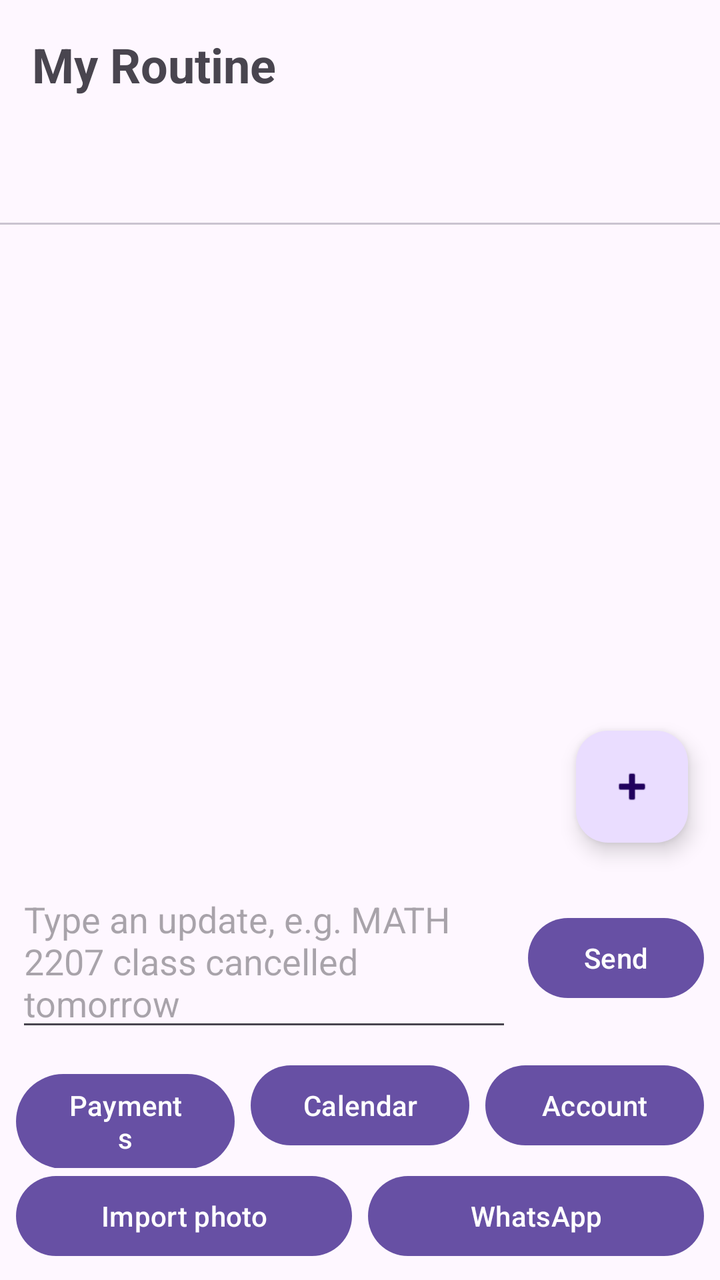
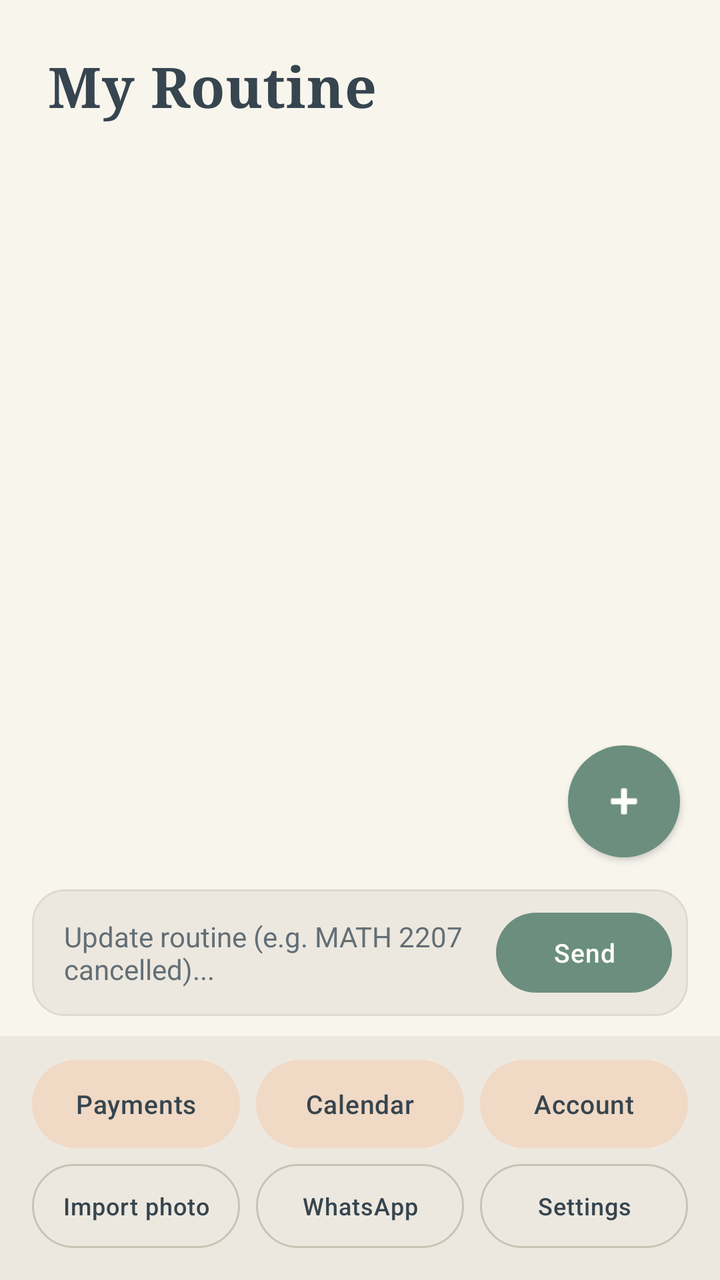

Compare the two renders of this Android layout. The source of the first and the diff that turns it into the second are given below.
<!-- AndroidManifest.xml: application theme Theme.Fluxora -->
<!-- res/layout/activity_main.xml -->
<?xml version="1.0" encoding="utf-8"?>
<androidx.constraintlayout.widget.ConstraintLayout
    xmlns:android="http://schemas.android.com/apk/res/android"
    xmlns:app="http://schemas.android.com/apk/res-auto"
    android:id="@+id/main"
    android:layout_width="match_parent"
    android:layout_height="match_parent">

    <TextView
        android:id="@+id/tvHeader"
        android:layout_width="0dp"
        android:layout_height="wrap_content"
        android:padding="16dp"
        android:text="My Routine"
        android:textSize="24sp"
        android:textStyle="bold"
        app:layout_constraintTop_toTopOf="parent"
        app:layout_constraintStart_toStartOf="parent"
        app:layout_constraintEnd_toEndOf="parent" />

    <com.google.android.material.tabs.TabLayout
        android:id="@+id/tabDays"
        android:layout_width="0dp"
        android:layout_height="wrap_content"
        app:tabMode="scrollable"
        app:layout_constraintTop_toBottomOf="@id/tvHeader"
        app:layout_constraintStart_toStartOf="parent"
        app:layout_constraintEnd_toEndOf="parent" />

    <androidx.recyclerview.widget.RecyclerView
        android:id="@+id/rvEvents"
        android:layout_width="0dp"
        android:layout_height="0dp"
        android:clipToPadding="false"
        android:padding="8dp"
        app:layout_constraintTop_toBottomOf="@id/tabDays"
        app:layout_constraintBottom_toTopOf="@id/chatBar"
        app:layout_constraintStart_toStartOf="parent"
        app:layout_constraintEnd_toEndOf="parent" />

    <TextView
        android:id="@+id/tvEmpty"
        android:layout_width="wrap_content"
        android:layout_height="wrap_content"
        android:text="No classes on this day"
        android:visibility="gone"
        app:layout_constraintTop_toTopOf="@id/rvEvents"
        app:layout_constraintBottom_toBottomOf="@id/rvEvents"
        app:layout_constraintStart_toStartOf="@id/rvEvents"
        app:layout_constraintEnd_toEndOf="@id/rvEvents" />

    <LinearLayout
        android:id="@+id/chatBar"
        android:layout_width="0dp"
        android:layout_height="wrap_content"
        android:gravity="center_vertical"
        android:orientation="horizontal"
        android:paddingStart="8dp"
        android:paddingEnd="8dp"
        app:layout_constraintBottom_toTopOf="@id/bottomBar"
        app:layout_constraintStart_toStartOf="parent"
        app:layout_constraintEnd_toEndOf="parent">

        <EditText
            android:id="@+id/etChat"
            android:layout_width="0dp"
            android:layout_height="wrap_content"
            android:layout_weight="1"
            android:hint="Type an update, e.g. MATH 2207 class cancelled tomorrow"
            android:inputType="textCapSentences|textMultiLine"
            android:maxLines="3" />

        <Button
            android:id="@+id/btnSend"
            android:layout_width="wrap_content"
            android:layout_height="wrap_content"
            android:layout_marginStart="8dp"
            android:text="Send" />
    </LinearLayout>

    <LinearLayout
        android:id="@+id/bottomBar"
        android:layout_width="0dp"
        android:layout_height="wrap_content"
        android:orientation="vertical"
        android:padding="8dp"
        app:layout_constraintBottom_toBottomOf="parent"
        app:layout_constraintStart_toStartOf="parent"
        app:layout_constraintEnd_toEndOf="parent">

        <LinearLayout
            android:layout_width="match_parent"
            android:layout_height="wrap_content"
            android:orientation="horizontal">

            <Button
                android:id="@+id/btnPayments"
                android:layout_width="0dp"
                android:layout_height="wrap_content"
                android:layout_weight="1"
                android:text="Payments" />

            <Button
                android:id="@+id/btnAttendance"
                android:layout_width="0dp"
                android:layout_height="wrap_content"
                android:layout_marginStart="8dp"
                android:layout_weight="1"
                android:text="Calendar" />
            <Button
                android:id="@+id/btnAccount"
                android:layout_width="0dp"
                android:layout_height="wrap_content"
                android:layout_marginStart="8dp"
                android:layout_weight="1"
                android:text="Account" />
        </LinearLayout>

        <LinearLayout
            android:layout_width="match_parent"
            android:layout_height="wrap_content"
            android:orientation="horizontal">

            <Button
                android:id="@+id/btnImport"
                android:layout_width="0dp"
                android:layout_height="wrap_content"
                android:layout_weight="1"
                android:text="Import photo" />

            <Button
                android:id="@+id/btnWhatsApp"
                android:layout_width="0dp"
                android:layout_height="wrap_content"
                android:layout_marginStart="8dp"
                android:layout_weight="1"
                android:text="WhatsApp" />
        </LinearLayout>
    </LinearLayout>

    <com.google.android.material.floatingactionbutton.FloatingActionButton
        android:id="@+id/fabAdd"
        android:layout_width="wrap_content"
        android:layout_height="wrap_content"
        android:layout_margin="16dp"
        android:src="@android:drawable/ic_input_add"
        app:layout_constraintBottom_toTopOf="@id/chatBar"
        app:layout_constraintEnd_toEndOf="parent" />
</androidx.constraintlayout.widget.ConstraintLayout>
<!-- resources referenced by this layout -->
<resources>
  <style name="Base.Theme.Fluxora" parent="Theme.Material3.DayNight.NoActionBar">
          
          
      </style>
  <!-- unchanged entries left out for length: 1 -->
</resources>

<!-- the commit's change to res/layout/activity_main.xml (unified diff, before → after) -->
@@ -4,90 +4,144 @@
     xmlns:app="http://schemas.android.com/apk/res-auto"
     android:id="@+id/main"
     android:layout_width="match_parent"
-    android:layout_height="match_parent">
-
+    android:layout_height="match_parent"
+    android:background="?android:attr/colorBackground"
+    android:fitsSystemWindows="true">
+
+    
     <TextView
         android:id="@+id/tvHeader"
         android:layout_width="0dp"
         android:layout_height="wrap_content"
-        android:padding="16dp"
+        android:fontFamily="serif"
+        android:letterSpacing="0.01"
+        android:paddingStart="24dp"
+        android:paddingTop="24dp"
+        android:paddingEnd="24dp"
+        android:paddingBottom="12dp"
         android:text="My Routine"
-        android:textSize="24sp"
+        android:textColor="?attr/colorOnBackground"
+        android:textSize="28sp"
         android:textStyle="bold"
-        app:layout_constraintTop_toTopOf="parent"
+        app:layout_constraintEnd_toEndOf="parent"
         app:layout_constraintStart_toStartOf="parent"
-        app:layout_constraintEnd_toEndOf="parent" />
-
+        app:layout_constraintTop_toTopOf="parent" />
+
+    
     <com.google.android.material.tabs.TabLayout
         android:id="@+id/tabDays"
         android:layout_width="0dp"
         android:layout_height="wrap_content"
+        android:layout_marginStart="12dp"
+        android:layout_marginEnd="12dp"
+        android:background="@android:color/transparent"
+        app:layout_constraintEnd_toEndOf="parent"
+        app:layout_constraintStart_toStartOf="parent"
+        app:layout_constraintTop_toBottomOf="@id/tvHeader"
+        app:tabGravity="start"
+        app:tabIndicatorAnimationMode="elastic"
+        app:tabIndicatorColor="?attr/colorPrimary"
+        app:tabIndicatorFullWidth="false"
+        app:tabIndicatorHeight="3dp"
         app:tabMode="scrollable"
-        app:layout_constraintTop_toBottomOf="@id/tvHeader"
-        app:layout_constraintStart_toStartOf="parent"
-        app:layout_constraintEnd_toEndOf="parent" />
-
+        app:tabRippleColor="@android:color/transparent"
+        app:tabSelectedTextColor="?attr/colorPrimary"
+        app:tabTextColor="?attr/colorOnSurfaceVariant" />
+
+    
     <androidx.recyclerview.widget.RecyclerView
         android:id="@+id/rvEvents"
         android:layout_width="0dp"
         android:layout_height="0dp"
         android:clipToPadding="false"
-        android:padding="8dp"
-        app:layout_constraintTop_toBottomOf="@id/tabDays"
+        android:paddingStart="16dp"
+        android:paddingTop="12dp"
+        android:paddingEnd="16dp"
+        android:paddingBottom="88dp"
         app:layout_constraintBottom_toTopOf="@id/chatBar"
+        app:layout_constraintEnd_toEndOf="parent"
         app:layout_constraintStart_toStartOf="parent"
-        app:layout_constraintEnd_toEndOf="parent" />
-
+        app:layout_constraintTop_toBottomOf="@id/tabDays" />
+
+    
     <TextView
         android:id="@+id/tvEmpty"
         android:layout_width="wrap_content"
         android:layout_height="wrap_content"
+        android:fontFamily="serif"
+        android:letterSpacing="0.02"
         android:text="No classes on this day"
+        android:textColor="?attr/colorOnSurfaceVariant"
+        android:textSize="16sp"
         android:visibility="gone"
-        app:layout_constraintTop_toTopOf="@id/rvEvents"
         app:layout_constraintBottom_toBottomOf="@id/rvEvents"
+        app:layout_constraintEnd_toEndOf="@id/rvEvents"
         app:layout_constraintStart_toStartOf="@id/rvEvents"
-        app:layout_constraintEnd_toEndOf="@id/rvEvents" />
-
+        app:layout_constraintTop_toTopOf="@id/rvEvents" />
+
+    
     <LinearLayout
         android:id="@+id/chatBar"
         android:layout_width="0dp"
         android:layout_height="wrap_content"
+        android:layout_marginStart="16dp"
+        android:layout_marginEnd="16dp"
+        android:layout_marginBottom="10dp"
+        android:background="@drawable/bg_soft_input"
         android:gravity="center_vertical"
         android:orientation="horizontal"
-        android:paddingStart="8dp"
+        android:paddingStart="16dp"
+        android:paddingTop="6dp"
         android:paddingEnd="8dp"
+        android:paddingBottom="6dp"
         app:layout_constraintBottom_toTopOf="@id/bottomBar"
-        app:layout_constraintStart_toStartOf="parent"
-        app:layout_constraintEnd_toEndOf="parent">
+        app:layout_constraintEnd_toEndOf="parent"
+        app:layout_constraintStart_toStartOf="parent">
 
         <EditText
             android:id="@+id/etChat"
             android:layout_width="0dp"
             android:layout_height="wrap_content"
             android:layout_weight="1"
-            android:hint="Type an update, e.g. MATH 2207 class cancelled tomorrow"
+            android:background="@null"
+            android:hint="Update routine (e.g. MATH 2207 cancelled)..."
             android:inputType="textCapSentences|textMultiLine"
-            android:maxLines="3" />
+            android:maxLines="3"
+            android:paddingTop="8dp"
+            android:paddingBottom="8dp"
+            android:textColor="?attr/colorOnSurface"
+            android:textColorHint="?attr/colorOnSurfaceVariant"
+            android:textSize="14sp" />
 
         <Button
             android:id="@+id/btnSend"
+            style="@style/Widget.Fluxora.Button.Primary"
             android:layout_width="wrap_content"
-            android:layout_height="wrap_content"
+            android:layout_height="40dp"
             android:layout_marginStart="8dp"
-            android:text="Send" />
+            android:minHeight="40dp"
+            android:paddingStart="18dp"
+            android:paddingEnd="18dp"
+            android:text="Send"
+            android:textSize="13sp" />
     </LinearLayout>
 
+    
     <LinearLayout
         android:id="@+id/bottomBar"
         android:layout_width="0dp"
         android:layout_height="wrap_content"
+        android:background="?attr/colorSurface"
         android:orientation="vertical"
-        android:padding="8dp"
+        android:paddingStart="16dp"
+        android:paddingTop="12dp"
+        android:paddingEnd="16dp"
+        android:paddingBottom="16dp"
         app:layout_constraintBottom_toBottomOf="parent"
-        app:layout_constraintStart_toStartOf="parent"
-        app:layout_constraintEnd_toEndOf="parent">
-
+        app:layout_constraintEnd_toEndOf="parent"
+        app:layout_constraintStart_toStartOf="parent">
+
+        
         <LinearLayout
             android:layout_width="match_parent"
             android:layout_height="wrap_content"
@@ -95,55 +149,119 @@
 
             <Button
                 android:id="@+id/btnPayments"
-                android:layout_width="0dp"
-                android:layout_height="wrap_content"
-                android:layout_weight="1"
-                android:text="Payments" />
+                style="@style/Widget.Fluxora.Button.Secondary"
+                android:layout_width="0dp"
+                android:layout_height="44dp"
+                android:layout_weight="1"
+                android:minHeight="44dp"
+                android:paddingStart="8dp"
+                android:paddingEnd="8dp"
+                android:text="Payments"
+                android:textSize="13sp" />
 
             <Button
                 android:id="@+id/btnAttendance"
-                android:layout_width="0dp"
-                android:layout_height="wrap_content"
-                android:layout_marginStart="8dp"
-                android:layout_weight="1"
-                android:text="Calendar" />
+                style="@style/Widget.Fluxora.Button.Secondary"
+                android:layout_width="0dp"
+                android:layout_height="44dp"
+                android:layout_marginStart="8dp"
+                android:layout_weight="1"
+                android:minHeight="44dp"
+                android:paddingStart="8dp"
+                android:paddingEnd="8dp"
+                android:text="Calendar"
+                android:textSize="13sp" />
+
             <Button
                 android:id="@+id/btnAccount"
-                android:layout_width="0dp"
-                android:layout_height="wrap_content"
-                android:layout_marginStart="8dp"
-                android:layout_weight="1"
-                android:text="Account" />
+                style="@style/Widget.Fluxora.Button.Secondary"
+                android:layout_width="0dp"
+                android:layout_height="44dp"
+                android:layout_marginStart="8dp"
+                android:layout_weight="1"
+                android:minHeight="44dp"
+                android:paddingStart="8dp"
+                android:paddingEnd="8dp"
+                android:text="Account"
+                android:textSize="13sp" />
         </LinearLayout>
 
+        
         <LinearLayout
             android:layout_width="match_parent"
             android:layout_height="wrap_content"
+            android:layout_marginTop="8dp"
             android:orientation="horizontal">
 
             <Button
                 android:id="@+id/btnImport"
-                android:layout_width="0dp"
-                android:layout_height="wrap_content"
-                android:layout_weight="1"
-                android:text="Import photo" />
+                style="@style/Widget.Material3.Button.OutlinedButton"
+                android:layout_width="0dp"
+                android:layout_height="42dp"
+                android:layout_weight="1"
+                android:insetTop="0dp"
+                android:insetBottom="0dp"
+                android:minHeight="42dp"
+                android:paddingStart="6dp"
+                android:paddingEnd="6dp"
+                android:text="Import photo"
+                android:textColor="?attr/colorOnSurface"
+                android:textSize="12sp"
+                app:cornerRadius="999dp"
+                app:strokeColor="?attr/colorOutline" />
 
             <Button
                 android:id="@+id/btnWhatsApp"
-                android:layout_width="0dp"
-                android:layout_height="wrap_content"
-                android:layout_marginStart="8dp"
-                android:layout_weight="1"
-                android:text="WhatsApp" />
+                style="@style/Widget.Material3.Button.OutlinedButton"
+                android:layout_width="0dp"
+                android:layout_height="42dp"
+                android:layout_marginStart="8dp"
+                android:layout_weight="1"
+                android:insetTop="0dp"
+                android:insetBottom="0dp"
+                android:minHeight="42dp"
+                android:paddingStart="6dp"
+                android:paddingEnd="6dp"
+                android:text="WhatsApp"
+                android:textColor="?attr/colorOnSurface"
+                android:textSize="12sp"
+                app:cornerRadius="999dp"
+                app:strokeColor="?attr/colorOutline" />
+
+            <Button
+                android:id="@+id/btnSettings"
+                style="@style/Widget.Material3.Button.OutlinedButton"
+                android:layout_width="0dp"
+                android:layout_height="42dp"
+                android:layout_marginStart="8dp"
+                android:layout_weight="1"
+                android:insetTop="0dp"
+                android:insetBottom="0dp"
+                android:minHeight="42dp"
+                android:paddingStart="6dp"
+                android:paddingEnd="6dp"
+                android:text="Settings"
+                android:textColor="?attr/colorOnSurface"
+                android:textSize="12sp"
+                app:cornerRadius="999dp"
+                app:strokeColor="?attr/colorOutline" />
         </LinearLayout>
     </LinearLayout>
 
+    
     <com.google.android.material.floatingactionbutton.FloatingActionButton
         android:id="@+id/fabAdd"
         android:layout_width="wrap_content"
         android:layout_height="wrap_content"
-        android:layout_margin="16dp"
+        android:layout_marginEnd="20dp"
+        android:layout_marginBottom="16dp"
+        android:contentDescription="Add Event"
         android:src="@android:drawable/ic_input_add"
+        app:backgroundTint="?attr/colorPrimary"
+        app:elevation="2dp"
         app:layout_constraintBottom_toTopOf="@id/chatBar"
-        app:layout_constraintEnd_toEndOf="parent" />
+        app:layout_constraintEnd_toEndOf="parent"
+        app:shapeAppearanceOverlay="@style/ShapeAppearance.Material3.Corner.Full"
+        app:tint="?attr/colorOnPrimary" />
+
 </androidx.constraintlayout.widget.ConstraintLayout>
<!-- resource entries referenced after the edit -->
@@ -1,8 +1,125 @@
 <!-- resources referenced by this layout -->
 <resources>
+  <!-- drawable bg_soft_input (drawable) -->
+  <?xml version="1.0" encoding="utf-8"?>
+  <shape xmlns:android="http://schemas.android.com/apk/res/android"
+      android:shape="rectangle">
+      <solid android:color="?attr/colorSurface" />
+      <corners android:radius="16dp" />
+      <stroke
+          android:width="1dp"
+          android:color="?attr/colorOutlineVariant" />
+  </shape>
+  <style name="Widget.Fluxora.Button.Primary" parent="Widget.Material3.Button">
+          <item name="backgroundTint">?attr/colorPrimary</item>
+          <item name="android:textColor">?attr/colorOnPrimary</item>
+          <item name="cornerRadius">999dp</item>
+          <item name="android:insetTop">0dp</item>
+          <item name="android:insetBottom">0dp</item>
+          <item name="android:minHeight">54dp</item>
+          <item name="android:letterSpacing">0.03</item>
+          <item name="android:textAllCaps">false</item>
+          <item name="elevation">0dp</item>
+      </style>
+  <style name="Widget.Fluxora.Button.Secondary" parent="Widget.Material3.Button.TonalButton">
+          <item name="backgroundTint">?attr/colorSecondaryContainer</item>
+          <item name="android:textColor">?attr/colorOnSecondaryContainer</item>
+          <item name="cornerRadius">999dp</item>
+          <item name="android:insetTop">0dp</item>
+          <item name="android:insetBottom">0dp</item>
+          <item name="android:minHeight">54dp</item>
+          <item name="android:letterSpacing">0.02</item>
+          <item name="android:textAllCaps">false</item>
+      </style>
   <style name="Base.Theme.Fluxora" parent="Theme.Material3.DayNight.NoActionBar">
           
+          <item name="colorPrimary">@color/primary</item>
+          <item name="colorOnPrimary">@color/on_primary</item>
+          <item name="colorPrimaryContainer">@color/primary_container</item>
+          <item name="colorOnPrimaryContainer">@color/on_primary_container</item>
+  
+          <item name="colorSecondary">@color/secondary</item>
+          <item name="colorOnSecondary">@color/on_secondary</item>
+          <item name="colorSecondaryContainer">@color/secondary_container</item>
+          <item name="colorOnSecondaryContainer">@color/on_secondary_container</item>
+  
+          <item name="colorTertiary">@color/tertiary</item>
+          <item name="colorOnTertiary">@color/on_tertiary</item>
+          <item name="colorTertiaryContainer">@color/tertiary_container</item>
+          <item name="colorOnTertiaryContainer">@color/on_tertiary_container</item>
+  
           
+          <item name="android:colorBackground">@color/background_light</item>
+          <item name="colorOnBackground">@color/text_primary_light</item>
+          <item name="colorSurface">@color/surface_light</item>
+          <item name="colorOnSurface">@color/text_primary_light</item>
+          <item name="colorSurfaceVariant">@color/surface_variant_light</item>
+          <item name="colorOnSurfaceVariant">@color/text_secondary_light</item>
+          <item name="colorSurfaceContainer">@color/surface_light</item>
+          <item name="colorSurfaceContainerHigh">@color/surface_container_light</item>
+          <item name="colorOutline">@color/outline_light</item>
+          <item name="colorOutlineVariant">@color/outline_variant_light</item>
+  
+          
+          <item name="colorError">@color/danger</item>
+          <item name="colorErrorContainer">@color/danger_container</item>
+          <item name="colorOnErrorContainer">@color/on_danger_container</item>
+  
+          
+          <item name="android:statusBarColor">@color/background_light</item>
+          <item name="android:navigationBarColor">@color/background_light</item>
+          <item name="android:windowLightStatusBar">true</item>
+          <item name="android:windowLightNavigationBar" tools:targetApi="o_mr1">true</item>
+  
+          
+          <item name="materialCardViewStyle">@style/Widget.Fluxora.CardView</item>
+          <item name="materialButtonStyle">@style/Widget.Fluxora.Button.Primary</item>
+          <item name="bottomSheetDialogTheme">@style/ThemeOverlay.Fluxora.BottomSheetDialog</item>
+      </style>
+  <color name="primary">#6B8E7E</color>
+  <color name="on_primary">#FFFFFF</color>
+  <color name="primary_container">#DCE7E1</color>
+  <color name="on_primary_container">#23352D</color>
+  <color name="secondary">#F0D9C5</color>
+  <color name="on_secondary">#36454F</color>
+  <color name="secondary_container">#F0D9C5</color>
+  <color name="on_secondary_container">#36454F</color>
+  <color name="tertiary">#D4AF37</color>
+  <color name="on_tertiary">#1E2824</color>
+  <color name="tertiary_container">#F7EFE0</color>
+  <color name="on_tertiary_container">#4A3B0C</color>
+  <color name="background_light">#F8F5ED</color>
+  <color name="text_primary_light">#36454F</color>
+  <color name="surface_light">#EDE8DF</color>
+  <color name="surface_variant_light">#E2DDD2</color>
+  <color name="text_secondary_light">#626F77</color>
+  <color name="surface_container_light">#E5DFD3</color>
+  <color name="outline_light">#C9C3B6</color>
+  <color name="outline_variant_light">#DFDAD0</color>
+  <color name="danger">#B85450</color>
+  <color name="danger_container">#F5DFDE</color>
+  <color name="on_danger_container">#4A1B19</color>
+  <style name="Widget.Fluxora.CardView" parent="Widget.Material3.CardView.Filled">
+          <item name="cardBackgroundColor">?attr/colorSurface</item>
+          <item name="cardCornerRadius">20dp</item>
+          <item name="cardElevation">0dp</item>
+          <item name="strokeWidth">0dp</item>
+          <item name="contentPadding">20dp</item>
+      </style>
+  <style name="ThemeOverlay.Fluxora.BottomSheetDialog" parent="ThemeOverlay.Material3.BottomSheetDialog">
+          <item name="bottomSheetStyle">@style/Widget.Fluxora.BottomSheet</item>
+      </style>
+  <style name="Widget.Fluxora.BottomSheet" parent="Widget.Material3.BottomSheet.Modal">
+          <item name="backgroundTint">?attr/colorSurface</item>
+          <item name="shapeAppearanceOverlay">@style/ShapeAppearance.Fluxora.BottomSheet</item>
+          <item name="elevation">0dp</item>
+      </style>
+  <style name="ShapeAppearance.Fluxora.BottomSheet" parent="">
+          <item name="cornerFamily">rounded</item>
+          <item name="cornerSizeTopLeft">24dp</item>
+          <item name="cornerSizeTopRight">24dp</item>
+          <item name="cornerSizeBottomLeft">0dp</item>
+          <item name="cornerSizeBottomRight">0dp</item>
       </style>
   <!-- unchanged entries left out for length: 1 -->
 </resources>
